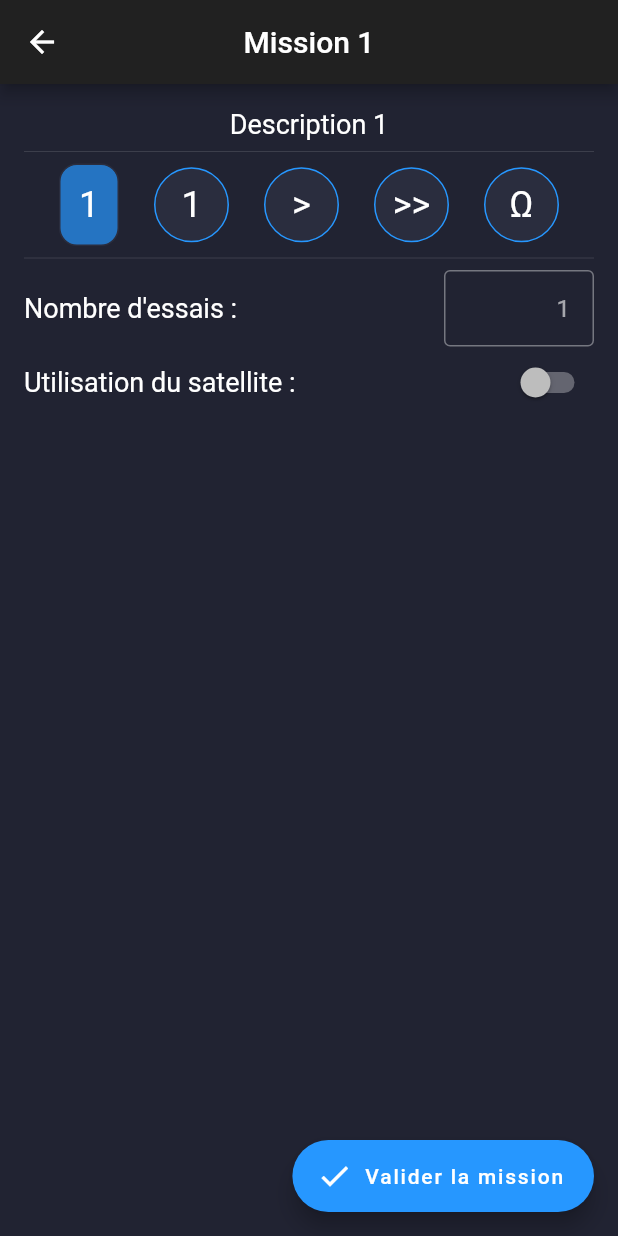
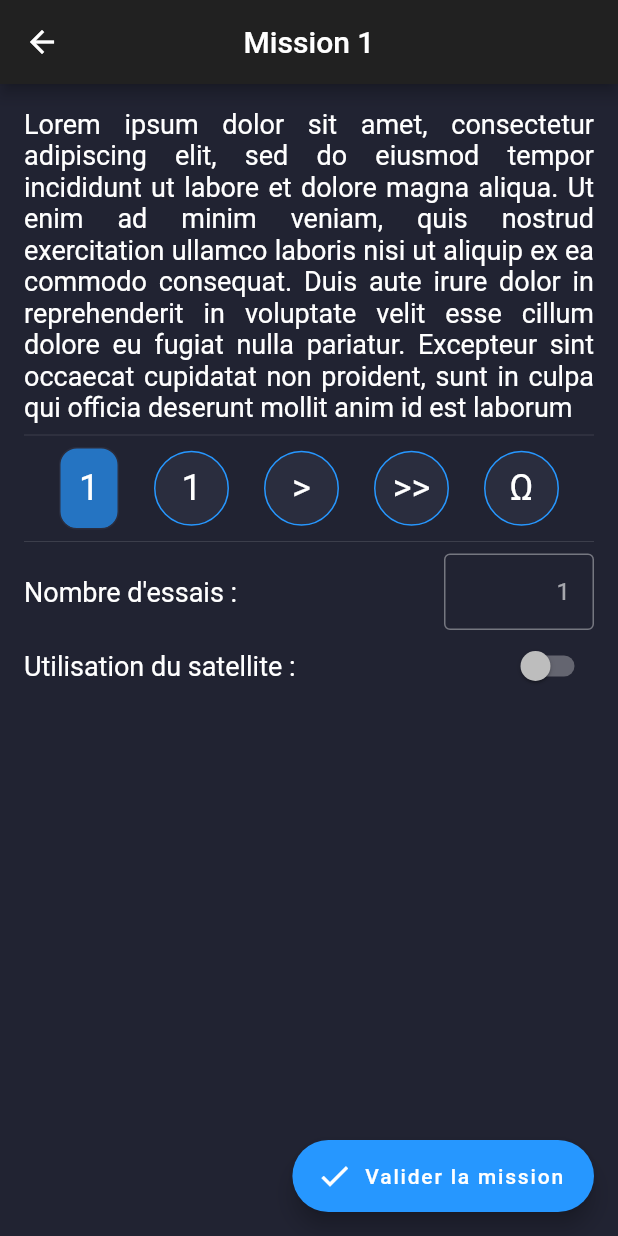
Before and after one commit to JoshuaArus/the_crew_companion, a Flutter app: the PlayGame screen opened directly with empty values, on a phone screen of 412 x 824 dp. Run offline on Flutter 3.47's test engine with Material 2 defaults, Android fonts, the phone set to English and light mode, and no system bars; our stand-ins replace shared_preferences; accounts and stored records are empty.

Commit message:
Lorem Ipsum sur 1ere mission en attendant les textes

```diff
--- a/lib/story.dart
+++ b/lib/story.dart
@@ -4,7 +4,7 @@
 
 class Story {
   static final List<Mission> missions = [
-    Mission(0, "Mission 1", "Description 1", 1, 0, false, [AimOption.One, AimOption.First, AimOption.Second, AimOption.Last]),
+    Mission(0, "Mission 1", "Lorem ipsum dolor sit amet, consectetur adipiscing elit, sed do eiusmod tempor incididunt ut labore et dolore magna aliqua. Ut enim ad minim veniam, quis nostrud exercitation ullamco laboris nisi ut aliquip ex ea commodo consequat. Duis aute irure dolor in reprehenderit in voluptate velit esse cillum dolore eu fugiat nulla pariatur. Excepteur sint occaecat cupidatat non proident, sunt in culpa qui officia deserunt mollit anim id est laborum", 1, 0, false, [AimOption.One, AimOption.First, AimOption.Second, AimOption.Last]),
     Mission(1, "Mission 2", "Description 2", 2, 0, false, [AimOption.One]),
     Mission(2, "Mission 3", "Description 3", 3, 0, false, [AimOption.One, AimOption.Two]),
     Mission(3, "Mission 4", "Description 4", 3, 0, false, [AimOption.One, AimOption.Second, AimOption.Last]),
```
